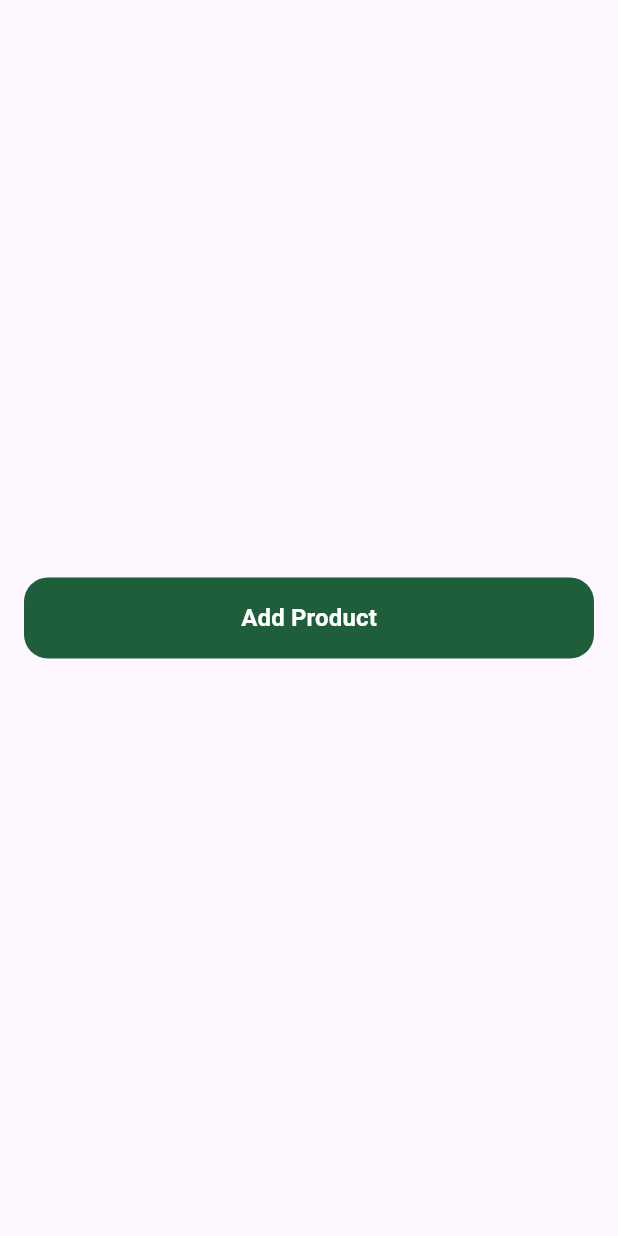
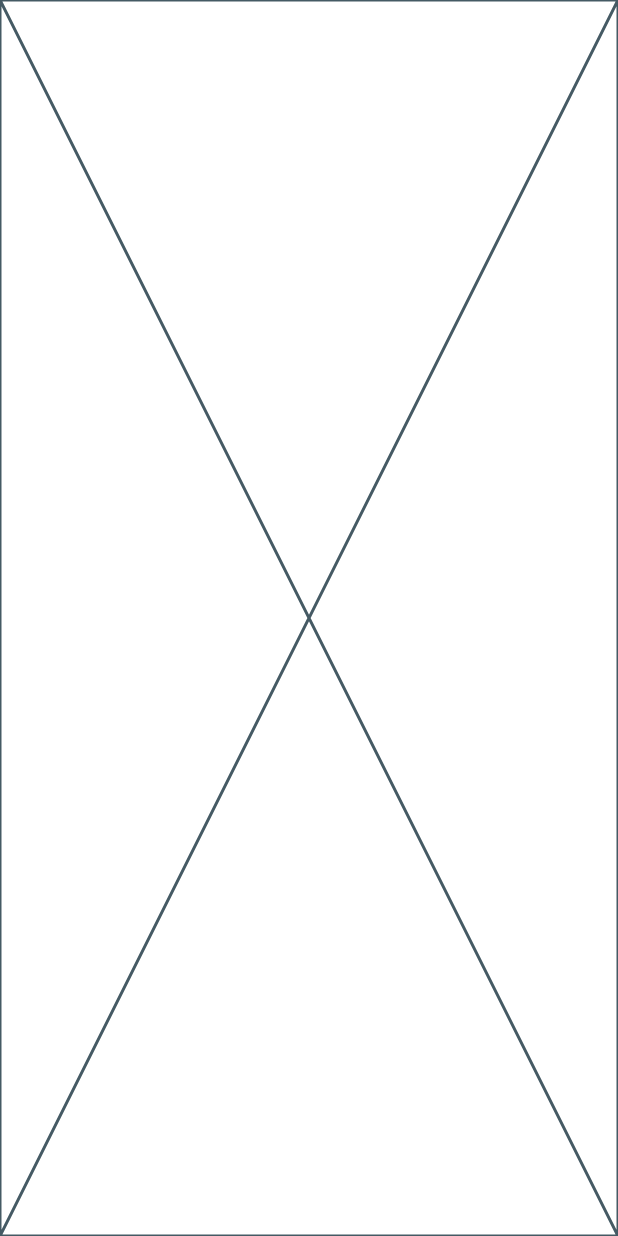
Before and after one commit to MohammedEhap007/fruit-hub-dashboard, a Flutter app: the screen it shows after launch, after a tap on "Add Product", on a phone screen of 412 x 824 dp. Run offline on Flutter 3.47's test engine with Material 3 defaults, Android fonts, the phone set to English and light mode, and no system bars; our stand-ins replace firebase_core, flutter_dotenv; accounts and stored records are empty.

Commit message:
create add product view

```diff
--- a/lib/core/helper/on_generate_routes.dart
+++ b/lib/core/helper/on_generate_routes.dart
@@ -1,4 +1,5 @@
 import 'package:flutter/material.dart';
+import 'package:fruit_hub_dashboard/features/add_product/presentation/views/add_product_view.dart';
 import 'package:fruit_hub_dashboard/features/dashboard/presentation/views/dashboard_view.dart';
 
 Route onGenerateRoute(RouteSettings settings) {
@@ -6,6 +7,9 @@ Route onGenerateRoute(RouteSettings settings) {
     case DashboardView.routeName:
       return MaterialPageRoute(builder: (context) => const DashboardView());
 
+    case AddProductView.routeName:
+      return MaterialPageRoute(builder: (context) => const AddProductView());
+
     default:
       return MaterialPageRoute(builder: (context) => const Scaffold());
   }
--- /dev/null
+++ b/lib/features/add_product/presentation/views/add_product_view.dart
@@ -0,0 +1,13 @@
+import 'package:flutter/material.dart';
+import 'package:fruit_hub_dashboard/features/add_product/presentation/views/widgets/add_product_view_body.dart';
+
+class AddProductView extends StatelessWidget {
+  const AddProductView({super.key});
+
+  static const routeName = 'add-product';
+
+  @override
+  Widget build(BuildContext context) {
+    return const Scaffold(body: SafeArea(child: AddProductViewBody()));
+  }
+}
--- /dev/null
+++ b/lib/features/add_product/presentation/views/widgets/add_product_view_body.dart
@@ -0,0 +1,10 @@
+import 'package:flutter/material.dart';
+
+class AddProductViewBody extends StatelessWidget {
+  const AddProductViewBody({super.key});
+
+  @override
+  Widget build(BuildContext context) {
+    return const Placeholder();
+  }
+}
--- a/lib/features/dashboard/presentation/views/widgets/dashboard_view_body.dart
+++ b/lib/features/dashboard/presentation/views/widgets/dashboard_view_body.dart
@@ -1,5 +1,6 @@
 import 'package:flutter/material.dart';
 import 'package:fruit_hub_dashboard/core/widgets/custom_button.dart';
+import 'package:fruit_hub_dashboard/features/add_product/presentation/views/add_product_view.dart';
 
 class DashboardViewBody extends StatelessWidget {
   const DashboardViewBody({super.key});
@@ -10,7 +11,14 @@ class DashboardViewBody extends StatelessWidget {
       padding: const EdgeInsets.symmetric(horizontal: 16.0),
       child: Column(
         mainAxisAlignment: MainAxisAlignment.center,
-        children: [CustomButton(onPressed: () {}, text: 'Add Product')],
+        children: [
+          CustomButton(
+            onPressed: () {
+              Navigator.pushNamed(context, AddProductView.routeName);
+            },
+            text: 'Add Product',
+          ),
+        ],
       ),
     );
   }
--- a/lib/main.dart
+++ b/lib/main.dart
@@ -1,6 +1,7 @@
 import 'package:flutter/material.dart';
 import 'package:flutter_dotenv/flutter_dotenv.dart';
 import 'package:fruit_hub_dashboard/core/helper/on_generate_routes.dart';
+import 'package:fruit_hub_dashboard/core/utils/app_colors.dart';
 import 'package:fruit_hub_dashboard/features/dashboard/presentation/views/dashboard_view.dart';
 
 void main() async {
@@ -14,6 +15,10 @@ class FruitHubDashboard extends StatelessWidget {
   @override
   Widget build(BuildContext context) {
     return MaterialApp(
+      theme: ThemeData(
+        scaffoldBackgroundColor: Colors.white,
+        colorScheme: ColorScheme.fromSeed(seedColor: AppColors.primaryColor),
+      ),
       debugShowCheckedModeBanner: false,
       onGenerateRoute: onGenerateRoute,
       initialRoute: DashboardView.routeName,
```
